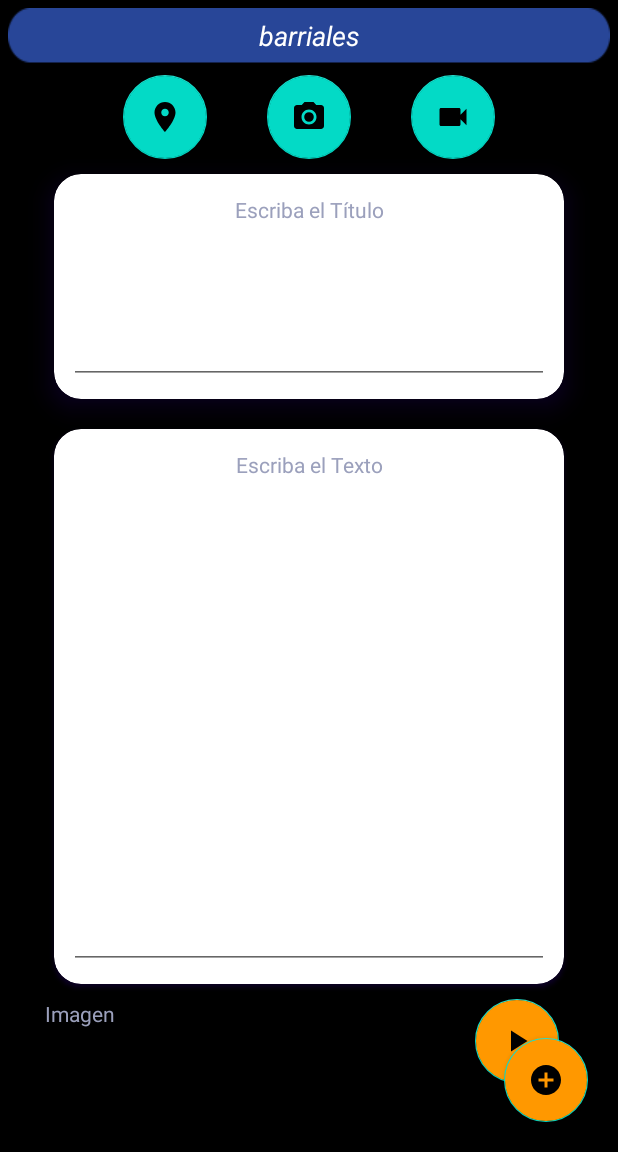
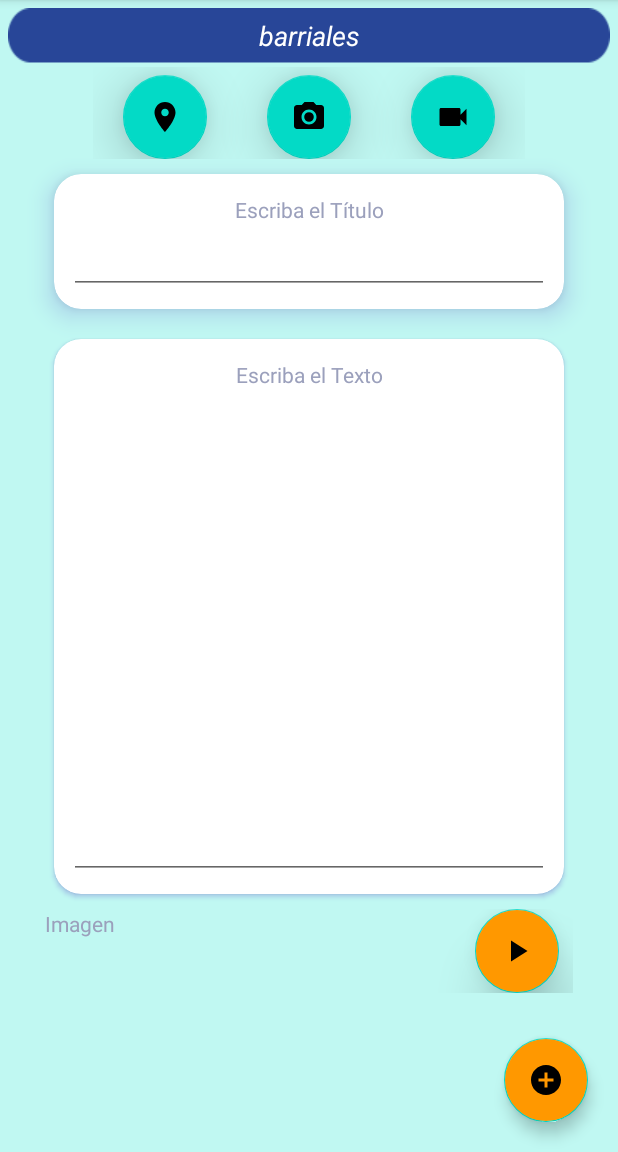
Before and after one commit to alemg77/NoticiasArgentina, an Android app: the fragment FragmentIngresoBarrial placed in its activity, on a phone screen of 412 x 824 dp, the part 84-1236 px from its top. Run offline under Robolectric (Android 15) with nearby library versions, the phone set to English and light mode, and no system bars; our stand-ins replace Firebase (no records; nobody signed in at launch, a user with empty details on screens opened directly), Picasso, Volley; libraries missing offline, so code that uses them is left out: com.facebook, com.facebook.login; network calls fail; pictures from the network do not load; 6 statements that could not run were skipped.

Commit message:
FIX 100000 18/6/20

```diff
--- a/app/src/main/java/kalitero/software/noticiasargentinas/Vista/Fragment/FragmentLogin.java
+++ b/app/src/main/java/kalitero/software/noticiasargentinas/Vista/Fragment/FragmentLogin.java
@@ -127,7 +127,7 @@ public class FragmentLogin extends Fragment {
     private void pegarFragment(Fragment fragmentAPegar, int containerViewId) {
         FragmentTransaction fragmentTransaction = getActivity().getSupportFragmentManager().beginTransaction();
         fragmentTransaction.addToBackStack(null);
-        fragmentTransaction.add(containerViewId, fragmentAPegar).commit();
+        fragmentTransaction.replace(containerViewId, fragmentAPegar).commit();
     }
 
     private void EscucharBotonMail() {
--- /dev/null
+++ b/app/src/main/res/drawable/ic_baseline_camera_enhance_24.xml
@@ -0,0 +1,6 @@
+<vector android:height="48dp" android:tint="#7A757C"
+    android:viewportHeight="24" android:viewportWidth="24"
+    android:width="48dp" xmlns:android="http://schemas.android.com/apk/res/android">
+    <path android:fillColor="@android:color/white" android:pathData="M9,3L7.17,5L4,5c-1.1,0 -2,0.9 -2,2v12c0,1.1 0.9,2 2,2h16c1.1,0 2,-0.9 2,-2L22,7c0,-1.1 -0.9,-2 -2,-2h-3.17L15,3L9,3zM12,18c-2.76,0 -5,-2.24 -5,-5s2.24,-5 5,-5 5,2.24 5,5 -2.24,5 -5,5z"/>
+    <path android:fillColor="@android:color/white" android:pathData="M12,17l1.25,-2.75L16,13l-2.75,-1.25L12,9l-1.25,2.75L8,13l2.75,1.25z"/>
+</vector>
--- a/app/src/main/res/layout/fragment_ingreso_barrial.xml
+++ b/app/src/main/res/layout/fragment_ingreso_barrial.xml
@@ -1,74 +1,85 @@
 <?xml version="1.0" encoding="utf-8"?>
 <LinearLayout xmlns:android="http://schemas.android.com/apk/res/android"
+    xmlns:app="http://schemas.android.com/apk/res-auto"
     xmlns:tools="http://schemas.android.com/tools"
     android:layout_width="match_parent"
     android:layout_height="match_parent"
-    xmlns:app="http://schemas.android.com/apk/res-auto"
+    android:background="@color/RecyclerviewFondoNoticias"
     android:orientation="vertical"
     tools:context=".Vista.Fragment.FragmentIngresoBarrial">
 
+    <androidx.core.widget.NestedScrollView
+        android:id="@+id/fragmentIngresoBarrialScrollView"
+        android:layout_width="match_parent"
+        android:layout_height="wrap_content">
+
+        <LinearLayout
+            android:layout_width="match_parent"
+            android:layout_height="match_parent"
+            android:orientation="vertical">
+
     <TextView
+        android:id="@+id/fragmentIngresoBarrialSeccionTextView"
         android:layout_width="match_parent"
         android:layout_height="wrap_content"
-        android:id="@+id/fragmentIngresoBarrialSeccionTextView"
-        android:gravity="center"
         android:layout_marginHorizontal="5dp"
         android:layout_marginTop="5dp"
         android:layout_marginBottom="2dp"
+        android:background="@drawable/fondoseccion"
+        android:gravity="center"
+        android:paddingVertical="5dp"
         android:text="barriales"
         android:textColor="#fff"
         android:textSize="18dp"
         android:textStyle="italic"
-        android:paddingVertical="5dp"
-        android:background="@drawable/fondoseccion"
         />
 
     <LinearLayout
         android:layout_width="wrap_content"
         android:layout_height="wrap_content"
-        android:orientation="horizontal"
-        android:layout_gravity="center">
+        android:layout_gravity="center"
+        android:orientation="horizontal">
 
         <com.google.android.material.floatingactionbutton.FloatingActionButton
+            android:id="@+id/fragmentDetalleIngresoBarrialFABubicacion"
             android:layout_width="wrap_content"
             android:layout_height="wrap_content"
+            android:layout_marginHorizontal="20dp"
             android:layout_marginTop="5dp"
-            android:layout_marginHorizontal="20dp"
             android:src="@drawable/ic_baseline_location_on_24"
-            app:elevation="20dp"
-            android:id="@+id/fragmentDetalleIngresoBarrialFABubicacion"/>
+            app:elevation="20dp"/>
 
         <com.google.android.material.floatingactionbutton.FloatingActionButton
+            android:id="@+id/fragmentIngresoBarrialFABsubirFoto"
             android:layout_width="wrap_content"
             android:layout_height="wrap_content"
+            android:layout_marginHorizontal="20dp"
             android:layout_marginTop="5dp"
-            android:layout_marginHorizontal="20dp"
             android:src="@drawable/ic_baseline_camera_alt_24"
-            app:elevation="20dp"
-            android:id="@+id/fragmentIngresoBarrialFABsubirFoto"/>
+            app:elevation="20dp"/>
 
         <com.google.android.material.floatingactionbutton.FloatingActionButton
+            android:id="@+id/fragmentIngresoBarrialFABsubirVideo"
             android:layout_width="wrap_content"
             android:layout_height="wrap_content"
+            android:layout_marginHorizontal="20dp"
             android:layout_marginTop="5dp"
-            android:layout_marginHorizontal="20dp"
             android:src="@drawable/ic_baseline_videocam_24"
-            app:elevation="20dp"
-            android:id="@+id/fragmentIngresoBarrialFABsubirVideo"/>
+            app:elevation="20dp"/>
 
     </LinearLayout>
 
     <androidx.cardview.widget.CardView
         android:layout_width="340dp"
+        android:layout_height="90dp"
         android:layout_gravity="center"
-        app:cardCornerRadius="18dp"
-        android:layout_height="150dp"
         android:layout_marginLeft="5dp"
         android:layout_marginTop="10dp"
         android:layout_marginRight="5dp"
         android:layout_marginBottom="10dp"
-        app:cardElevation="10dp"
-        android:outlineSpotShadowColor="@color/colorPrimaryDark">
+        android:outlineSpotShadowColor="@color/colorPrimaryDark"
+        app:cardCornerRadius="18dp"
+        app:cardElevation="10dp">
 
     <TextView
         android:id="@+id/fragmentDetalleBarrialTituloTextView"
@@ -76,19 +87,19 @@
         android:layout_height="wrap_content"
         android:layout_marginTop="8dp"
 
+        android:paddingHorizontal="20dp"
         android:paddingVertical="6dp"
-        android:paddingHorizontal="20dp"
-        android:textSize="14dp"
-        android:textColor="#9BA0BC"
         android:text="Escriba el Título"
         android:textAlignment="center"
+        android:textColor="#9BA0BC"
+        android:textSize="14dp"
         />
 
         <EditText
+            android:id="@+id/fragmentIngresoBarrialEditTextTitulo"
             android:layout_width="match_parent"
             android:layout_height="match_parent"
-            android:layout_margin="10dp"
-            android:id="@+id/fragmentIngresoBarrialEditTextTitulo"/>
+            android:layout_margin="10dp"/>
 
     </androidx.cardview.widget.CardView>
 
@@ -96,14 +107,14 @@
 
     <androidx.cardview.widget.CardView
         android:layout_width="340dp"
+        android:layout_height="370dp"
         android:layout_gravity="center"
-        app:cardCornerRadius="18dp"
-        android:layout_height="370dp"
         android:layout_marginLeft="5dp"
         android:layout_marginTop="10dp"
         android:layout_marginRight="5dp"
         android:layout_marginBottom="10dp"
-        android:outlineSpotShadowColor="@color/colorPrimaryDark">
+        android:outlineSpotShadowColor="@color/colorPrimaryDark"
+        app:cardCornerRadius="18dp">
 
         <LinearLayout
             android:layout_width="match_parent"
@@ -117,18 +128,18 @@
                 android:layout_height="wrap_content"
                 android:layout_marginTop="8dp"
                 android:gravity="center"
+                android:paddingHorizontal="20dp"
                 android:paddingVertical="6dp"
-                android:paddingHorizontal="20dp"
-                android:textSize="14dp"
+                android:text="Escriba el Texto"
+                android:textAlignment="center"
                 android:textColor="#9BA0BC"
-                android:text="Escriba el Texto"
-                android:textAlignment="center" />
+                android:textSize="14dp" />
 
             <EditText
+                android:id="@+id/fragmentIngresoBarrialEditTextTexto"
                 android:layout_width="match_parent"
                 android:layout_height="match_parent"
-                android:layout_margin="10dp"
-                android:id="@+id/fragmentIngresoBarrialEditTextTexto"/>
+                android:layout_margin="10dp"/>
 
 
 
@@ -145,44 +156,47 @@
         android:layout_width="wrap_content"
         android:layout_height="wrap_content"
         android:text="Imagen"
-        android:textSize="14dp"
-        android:textColor="#9BA0BC"/>
+        android:textColor="#9BA0BC"
+        android:textSize="14dp"/>
 
         <ImageView
+            android:id="@+id/fragmentIngresoBarrialImageViewFoto1"
             android:layout_width="50dp"
             android:layout_height="50dp"
             android:layout_marginHorizontal="10dp"
-            android:id="@+id/fragmentIngresoBarrialImageViewFoto1"
-            tools:src="@drawable/fondo"
-             android:scaleType="centerCrop"/>
+            android:scaleType="centerCrop"
+             tools:src="@drawable/fondo"/>
 
         <ImageView
+            android:id="@+id/fragmentIngresoBarrialImageViewFoto2"
             android:layout_width="50dp"
             android:layout_height="50dp"
             android:layout_marginHorizontal="10dp"
-            android:id="@+id/fragmentIngresoBarrialImageViewFoto2"
-            tools:src="@drawable/fondo"
-            android:scaleType="centerCrop"/>
+            android:scaleType="centerCrop"
+            tools:src="@drawable/fondo"/>
 
         <ImageView
+            android:id="@+id/fragmentIngresoBarrialImageViewFoto3"
             android:layout_width="50dp"
             android:layout_height="50dp"
             android:layout_marginHorizontal="10dp"
-            android:id="@+id/fragmentIngresoBarrialImageViewFoto3"
-            tools:src="@drawable/fondo"
-            android:scaleType="centerCrop"/>
+            android:scaleType="centerCrop"
+            tools:src="@drawable/ic_baseline_camera_enhance_24"/>
 
         <com.google.android.material.floatingactionbutton.FloatingActionButton
             android:layout_width="wrap_content"
             android:layout_height="wrap_content"
             android:layout_gravity="right"
             android:layout_marginLeft="30dp"
+            android:backgroundTint="#FF9800"
             android:src="@drawable/ic_baseline_play_arrow_24"
-            android:backgroundTint="#FF9800"
             app:elevation="20dp"
             />
 
     </LinearLayout>
 
+        </LinearLayout>
+
+    </androidx.core.widget.NestedScrollView>
 
 </LinearLayout>
```
